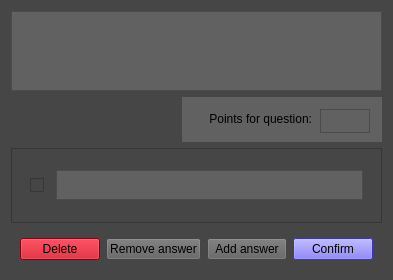
Above: UI/questionSingleChoice.ui from NeoMCHS/testing-app before the change. Below: the same form after it.
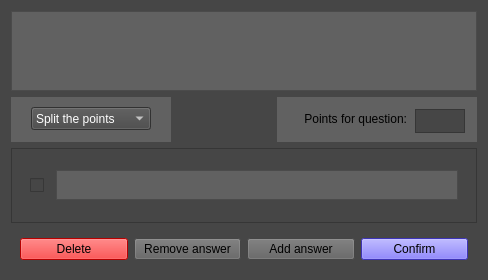
That is the form after the change.

```diff
--- a/UI/questionSingleChoice.ui
+++ b/UI/questionSingleChoice.ui
@@ -6,7 +6,7 @@
    <rect>
     <x>0</x>
     <y>0</y>
-    <width>376</width>
+    <width>488</width>
     <height>280</height>
    </rect>
   </property>
@@ -53,6 +53,60 @@
      </item>
      <item>
       <layout class="QHBoxLayout" name="horizontalLayout_2">
+       <item>
+        <widget class="QWidget" name="widget_3" native="true">
+         <property name="minimumSize">
+          <size>
+           <width>160</width>
+           <height>45</height>
+          </size>
+         </property>
+         <property name="maximumSize">
+          <size>
+           <width>0</width>
+           <height>45</height>
+          </size>
+         </property>
+         <property name="styleSheet">
+          <string notr="true">background-color: rgb(97, 97, 97);</string>
+         </property>
+         <widget class="QComboBox" name="point_destribution">
+          <property name="geometry">
+           <rect>
+            <x>20</x>
+            <y>10</y>
+            <width>120</width>
+            <height>23</height>
+           </rect>
+          </property>
+          <property name="maximumSize">
+           <size>
+            <width>16777215</width>
+            <height>23</height>
+           </size>
+          </property>
+          <property name="font">
+           <font>
+            <pointsize>9</pointsize>
+           </font>
+          </property>
+          <property name="styleSheet">
+           <string notr="true">background-color: rgb(70, 70, 70);
+color: rgb(255, 255, 255);</string>
+          </property>
+          <item>
+           <property name="text">
+            <string>Split the points</string>
+           </property>
+          </item>
+          <item>
+           <property name="text">
+            <string>Give all points </string>
+           </property>
+          </item>
+         </widget>
+        </widget>
+       </item>
        <item>
         <spacer name="horizontalSpacer">
          <property name="orientation">
@@ -132,6 +186,10 @@
             <height>24</height>
            </size>
           </property>
+          <property name="styleSheet">
+           <string notr="true">background-color: rgb(70, 70, 70);
+color: rgb(255, 255, 255);</string>
+          </property>
           <property name="verticalScrollBarPolicy">
            <enum>Qt::ScrollBarAlwaysOff</enum>
           </property>
@@ -153,7 +211,7 @@
          <rect>
           <x>0</x>
           <y>0</y>
-          <width>348</width>
+          <width>445</width>
           <height>76</height>
          </rect>
         </property>
@@ -239,8 +297,7 @@
       <item>
        <widget class="QPushButton" name="delete_button">
         <property name="styleSheet">
-         <string notr="true">background-color: rgb(255, 0, 0);
-background-color: rgb(196, 0, 18);</string>
+         <string notr="true">background-color: rgb(255, 0, 0);</string>
         </property>
         <property name="text">
          <string>Delete</string>
```
Left out of the diff: 4 changed lines with no effect on the pictures.
